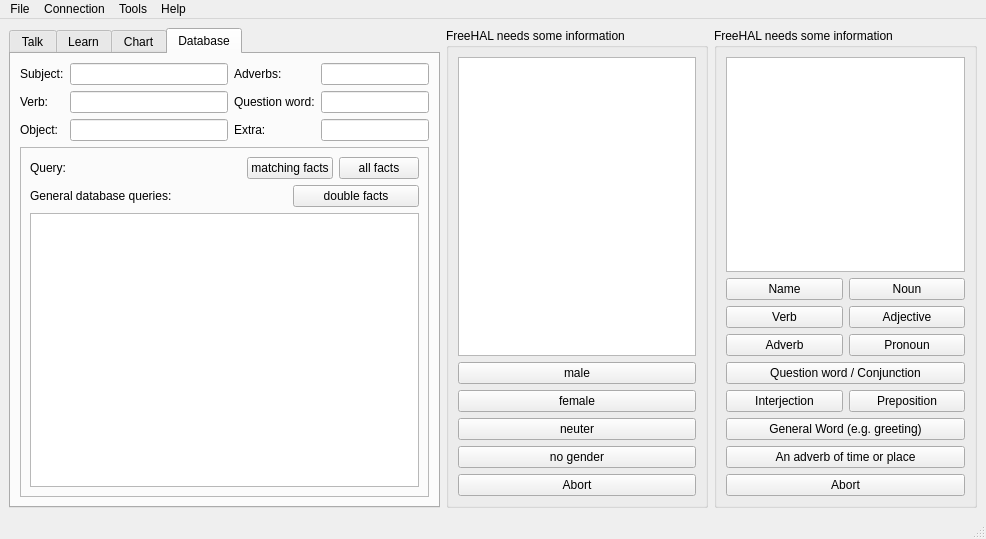
The window that hal2009/gui-qt/ui/freehal.ui (leuchtraketen/freehal_main) describes before a commit, drawn with Qt 5.
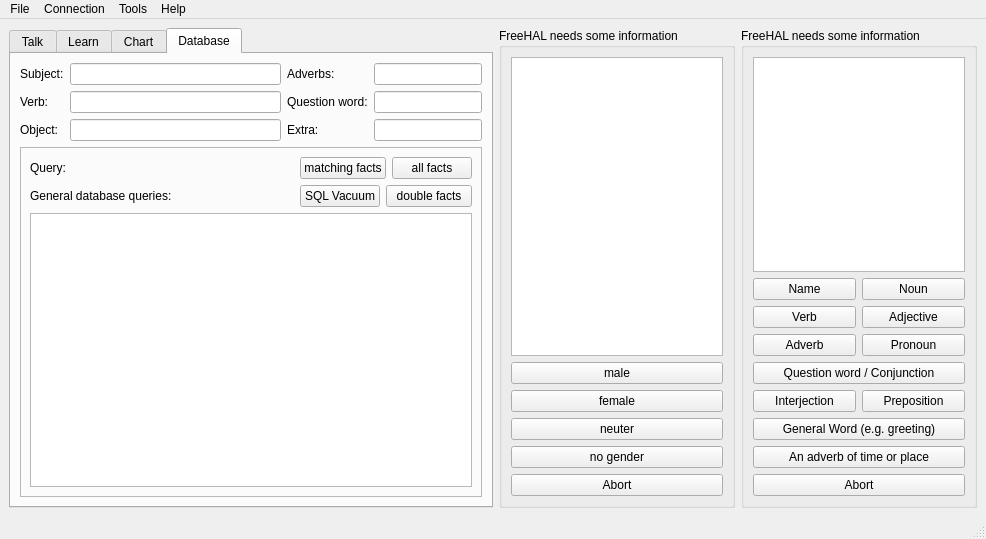
The same window after the commit. The open tabs and pages were chosen to show the change. Icons and pictures are not drawn.

What changed in the file:
```diff
--- a/hal2009/gui-qt/ui/freehal.ui
+++ b/hal2009/gui-qt/ui/freehal.ui
@@ -666,7 +666,7 @@
              </property>
             </widget>
            </item>
-           <item row="1" column="2" colspan="2">
+           <item row="1" column="2">
             <spacer name="horizontalSpacer_2">
              <property name="orientation">
               <enum>Qt::Horizontal</enum>
@@ -679,6 +679,13 @@
              </property>
             </spacer>
            </item>
+           <item row="1" column="3">
+            <widget class="QPushButton" name="vacuum">
+             <property name="text">
+              <string>SQL Vacuum</string>
+             </property>
+            </widget>
+           </item>
            <item row="1" column="4" colspan="2">
             <widget class="QPushButton" name="double_facts">
              <property name="text">
```
Left out of the diff: 2 changed lines with no effect on the pictures.
